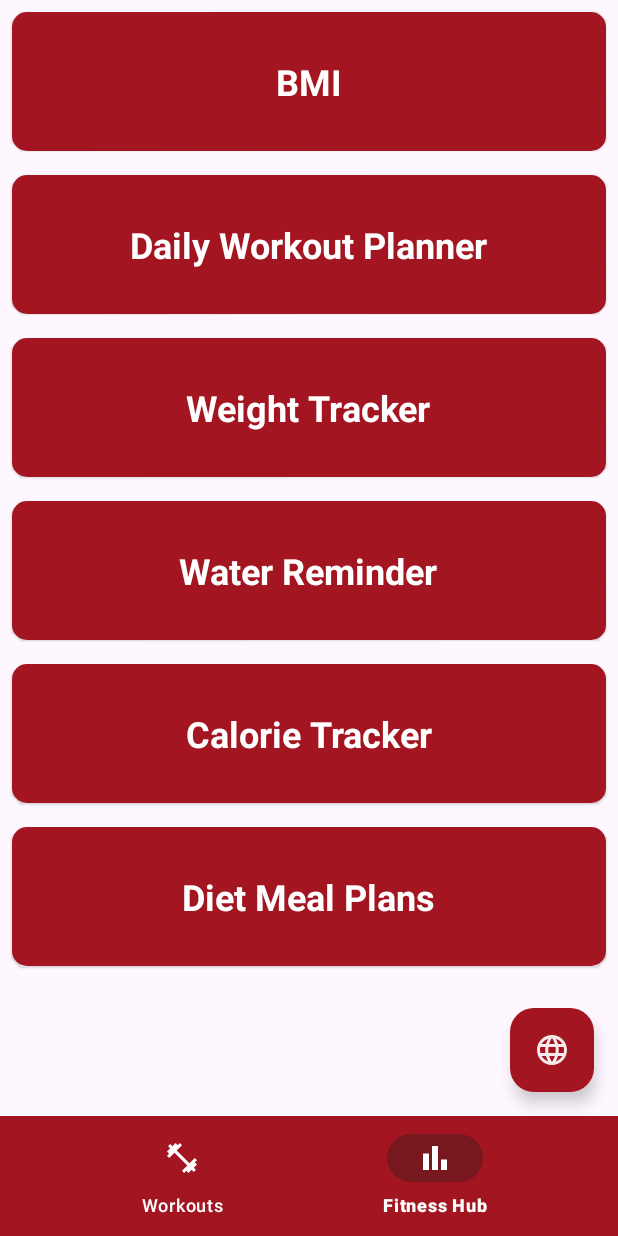
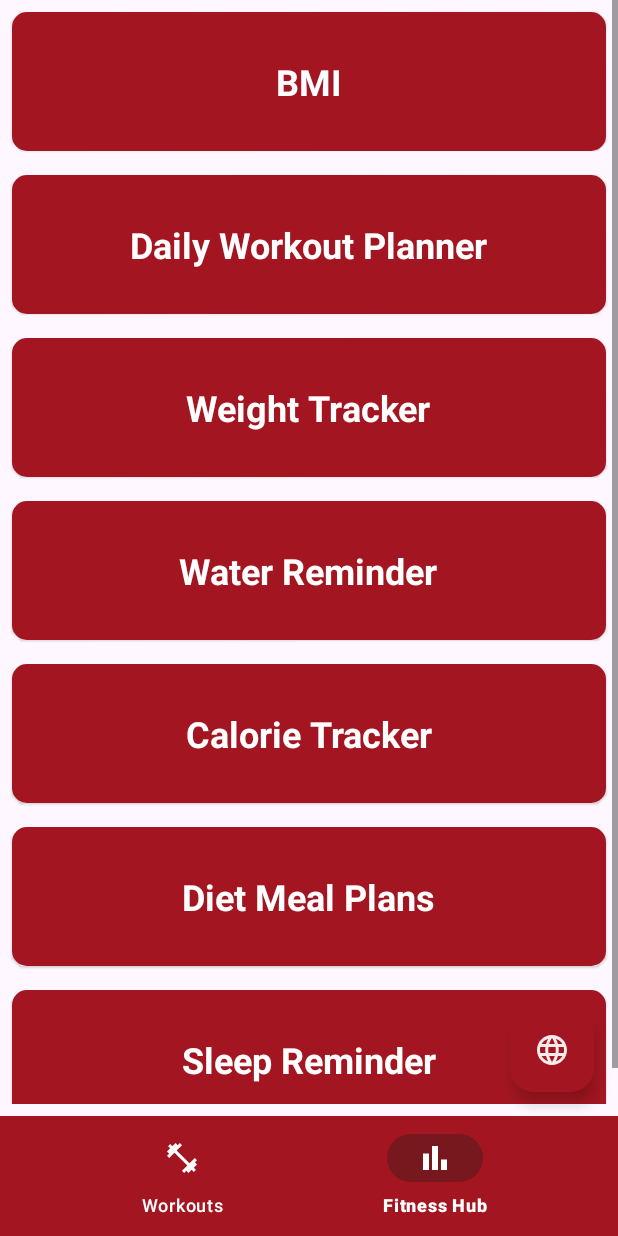
Before and after one commit to sagar727/bodyworks, an Android app: the screen it shows after launch (MainActivity), item 2 of the bottom bar chosen, on a phone screen of 412 x 824 dp. Run offline under Robolectric (Android 15) with nearby library versions, the phone set to English and light mode, and no system bars.

Commit message:
Sleep Reminder Activity Added, Main Activity Fragment Design Bottom Padding Added, ScrollView Implemented For FitnessHubFragment Design

```diff
--- a/app/src/main/AndroidManifest.xml
+++ b/app/src/main/AndroidManifest.xml
@@ -17,6 +17,9 @@
         android:supportsRtl="true"
         android:theme="@style/Theme.Bodyworks"
         tools:targetApi="31">
+        <activity
+            android:name=".views.sleepReminder.SleepReminder"
+            android:exported="false" />
         <activity
             android:name=".views.dietPlans.DietMealPlans"
             android:exported="false" />
--- a/app/src/main/java/com/example/bodyworks/FitnessHubFragment.kt
+++ b/app/src/main/java/com/example/bodyworks/FitnessHubFragment.kt
@@ -10,6 +10,7 @@
 import com.example.bodyworks.views.calorieTracker.CalorieTrackerActivity
 import com.example.bodyworks.views.dailyWorkoutPlanner.DailyWorkoutPlanner
 import com.example.bodyworks.databinding.FragmentFitnessHubBinding
+import com.example.bodyworks.views.sleepReminder.SleepReminder
 import com.example.bodyworks.views.waterReminder.WaterReminderActivity
 import com.example.bodyworks.views.weightTracker.WeightTracker
 
@@ -51,6 +52,11 @@
             startActivity(intent)
         }
 
+        binding.sleepReminder.setOnClickListener{
+            val intent = Intent(context, SleepReminder::class.java)
+            startActivity(intent)
+        }
+
         return binding.root
     }
 }
--- a/app/src/main/res/layout/activity_main.xml
+++ b/app/src/main/res/layout/activity_main.xml
@@ -9,7 +9,9 @@
     <FrameLayout
         android:id="@+id/frameLayout"
         android:layout_width="match_parent"
-        android:layout_height="match_parent"
+        android:layout_height="0dp"
+        android:layout_marginBottom="8dp"
+        app:layout_constraintBottom_toTopOf="@+id/bottomNavigationView"
         app:layout_constraintEnd_toEndOf="parent"
         app:layout_constraintStart_toStartOf="parent"
         app:layout_constraintTop_toTopOf="parent">
@@ -17,9 +19,9 @@
         <LinearLayout
             android:layout_width="match_parent"
             android:layout_height="match_parent"
-            android:orientation="vertical"/>
+            android:orientation="vertical" />
+    </FrameLayout>
 
-    </FrameLayout>
     <com.google.android.material.floatingactionbutton.FloatingActionButton
         android:id="@+id/fabLanguageChange"
         android:layout_width="wrap_content"
@@ -37,7 +39,7 @@
     <com.google.android.material.bottomnavigation.BottomNavigationView
         android:id="@+id/bottomNavigationView"
         android:layout_width="match_parent"
-        android:layout_height="wrap_content"
+        android:layout_height="80dp"
         app:layout_constraintBottom_toBottomOf="parent"
         app:layout_constraintEnd_toEndOf="parent"
         app:layout_constraintStart_toStartOf="parent"
--- a/app/src/main/res/layout/fragment_fitness_hub.xml
+++ b/app/src/main/res/layout/fragment_fitness_hub.xml
@@ -1,10 +1,14 @@
 <?xml version="1.0" encoding="utf-8"?>
 <FrameLayout xmlns:android="http://schemas.android.com/apk/res/android"
+    xmlns:app="http://schemas.android.com/apk/res-auto"
     xmlns:tools="http://schemas.android.com/tools"
     android:layout_width="match_parent"
     android:layout_height="match_parent"
-    xmlns:app="http://schemas.android.com/apk/res-auto"
     tools:context=".FitnessHubFragment">
+
+    <ScrollView
+        android:layout_width="match_parent"
+        android:layout_height="match_parent">
 
         <LinearLayout
             android:layout_width="match_parent"
@@ -180,5 +184,35 @@
                 </LinearLayout>
 
             </com.google.android.material.card.MaterialCardView>
+
+            <com.google.android.material.card.MaterialCardView
+                style="?attr/materialCardViewElevatedStyle"
+                android:layout_width="match_parent"
+                android:layout_height="wrap_content"
+                android:layout_margin="8dp"
+                app:cardCornerRadius="10dp"
+                app:cardElevation="1dp">
+
+                <LinearLayout
+                    android:id="@+id/sleepReminder"
+                    android:layout_width="match_parent"
+                    android:layout_height="match_parent"
+                    android:background="@color/primary"
+                    android:orientation="vertical">
+
+                    <TextView
+                        android:layout_width="wrap_content"
+                        android:layout_height="match_parent"
+                        android:layout_gravity="center"
+                        android:layout_margin="30dp"
+                        android:text="Sleep Reminder"
+                        android:textColor="@color/white"
+                        android:textSize="24sp"
+                        android:textStyle="bold" />
+
                 </LinearLayout>
+
+            </com.google.android.material.card.MaterialCardView>
+        </LinearLayout>
+    </ScrollView>
 </FrameLayout>
--- a/app/src/main/res/layout/fragment_workout.xml
+++ b/app/src/main/res/layout/fragment_workout.xml
@@ -31,7 +31,6 @@
             android:layout_marginStart="8dp"
             android:layout_marginTop="16dp"
             android:layout_marginEnd="8dp"
-            android:layout_marginBottom="84dp"
             android:orientation="vertical"
             app:layoutManager="androidx.recyclerview.widget.LinearLayoutManager"
             app:layout_constraintBottom_toBottomOf="parent"
```
Also changed, not shown: app/src/main/java/com/example/bodyworks/views/sleepReminder/SleepReminder.kt (added, +24 -0 lines), app/src/main/res/layout/activity_sleep_reminder.xml (added, +32 -0 lines). Lines whose indentation alone changed are shown as unchanged.
